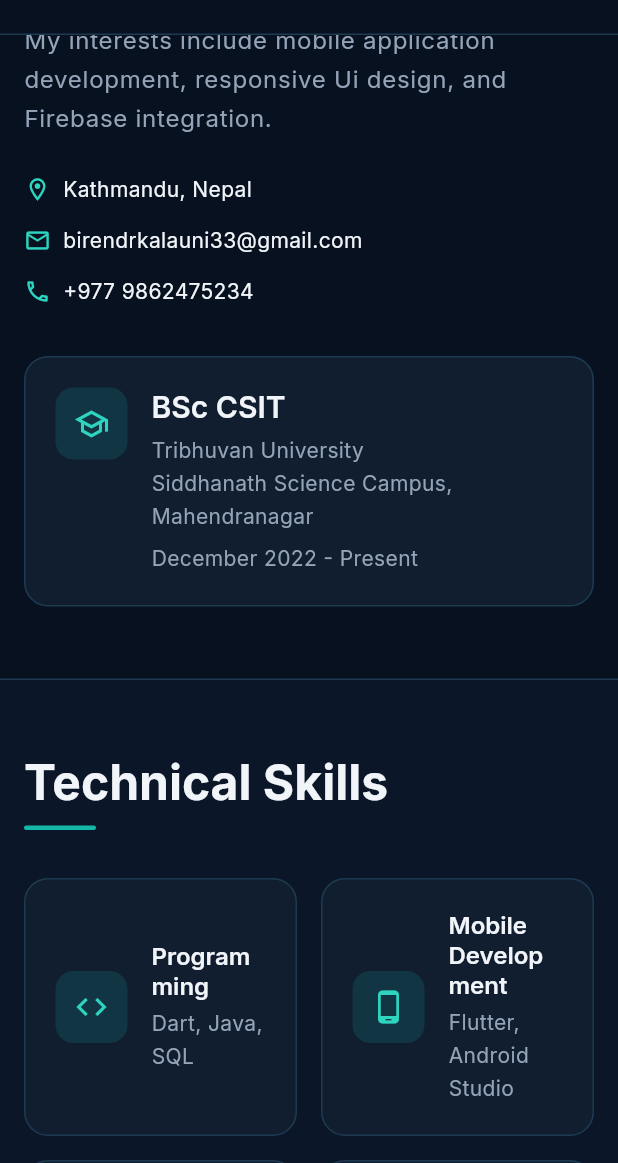
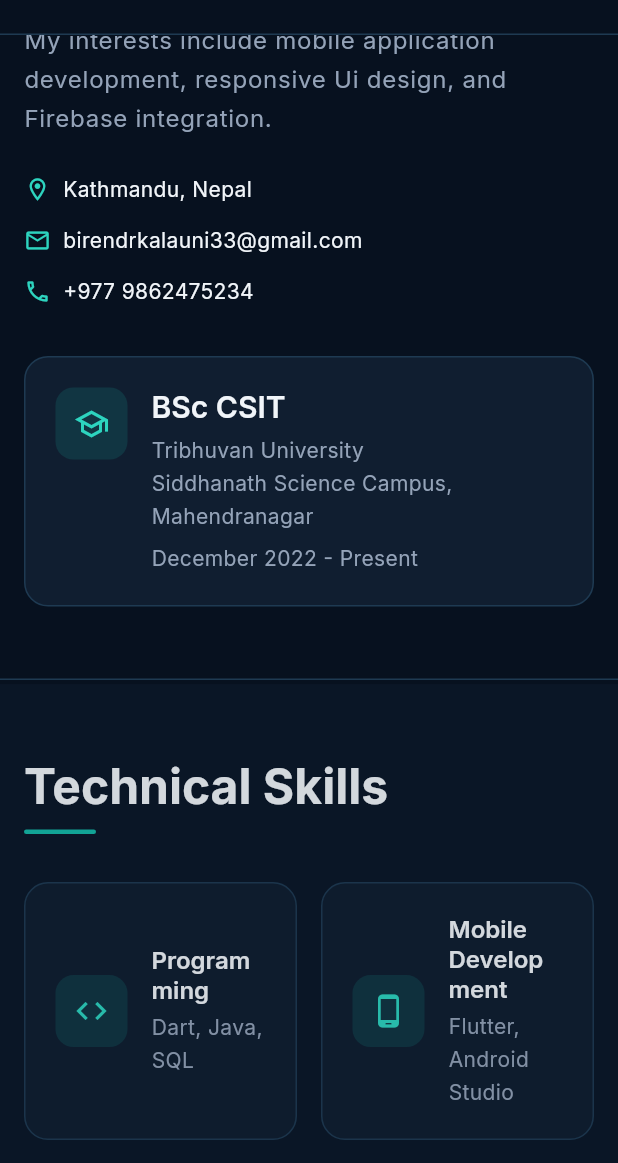
Before and after one commit to birendrakalauni/birendra-kalauni.github.io, a Flutter app: the screen it shows after launch, scrolled down 1152 dp, on a phone screen of 412 x 824 dp, the part 73-1236 px from its top. Run offline on Flutter 3.47's test engine with Material 3 defaults, Android fonts, the phone set to English and light mode, and no system bars; our stand-ins replace font_awesome_flutter, go_router, google_fonts.

Commit message:
feat: polish responsive layout, hover effects and reveal animations

```diff
--- a/lib/core/constants/app_colors.dart
+++ b/lib/core/constants/app_colors.dart
@@ -22,6 +22,11 @@ class AppColors {
   static const Color border = Color(0xFF1E3A52);
   static const Color borderStrong = Color(0xFF334155);
 
-  static const Color tealGlow = Color(0x1214B8A6); // ~7% teal, soft background glow
-  static const Color tealTint = Color(0x2614B8A6); // ~15% teal, icon tile background
+  static const Color tealGlow = Color(
+    0x1214B8A6,
+  ); // ~7% teal, soft background glow
+  static const Color tealTint = Color(
+    0x2614B8A6,
+  ); // ~15% teal, icon tile background
+  static const Color tealClear = Color(0x0014B8A6); // fully transparent teal
 }
--- a/lib/screens/home_screen.dart
+++ b/lib/screens/home_screen.dart
@@ -7,6 +7,7 @@ import 'package:birendra_portfolio/sections/projects_section.dart';
 import 'package:birendra_portfolio/sections/skills_section.dart';
 import 'package:birendra_portfolio/widgets/mobile_menu.dart';
 import 'package:birendra_portfolio/widgets/navbar.dart';
+import 'package:birendra_portfolio/widgets/reveal.dart';
 import 'package:birendra_portfolio/widgets/site_footer.dart';
 import 'package:flutter/material.dart';
 
@@ -34,29 +35,27 @@ class _HomeScreenState extends State<HomeScreen> {
   }
 
   Widget _buildSection(PortfolioSection section) {
-    final key = _sectionKeys[section];
     switch (section) {
       case PortfolioSection.home:
         return HeroSection(
-          key: key,
           onViewProjects: () => _scrollToSection(PortfolioSection.projects),
           onContactMe: () => _scrollToSection(PortfolioSection.contact),
         );
 
       case PortfolioSection.about:
-        return AboutSection(key: key);
+        return const AboutSection();
 
       case PortfolioSection.skills:
-        return SkillsSection(key: key);
+        return const SkillsSection();
 
       case PortfolioSection.projects:
-        return ProjectsSection(key: key);
+        return const ProjectsSection();
 
       case PortfolioSection.experience:
-        return ExperienceSection(key: key);
+        return const ExperienceSection();
 
       case PortfolioSection.contact:
-        return ContactSection(key: key);
+        return const ContactSection();
     }
   }
 
@@ -69,9 +68,11 @@ class _HomeScreenState extends State<HomeScreen> {
         child: Column(
           children: [
             for (final section in PortfolioSection.values)
-              _buildSection(section),
+              Reveal(key: _sectionKeys[section], child: _buildSection(section)),
 
-              SiteFooter(onBackToTop: () => _scrollToSection(PortfolioSection.home))
+            SiteFooter(
+              onBackToTop: () => _scrollToSection(PortfolioSection.home),
+            ),
           ],
         ),
       ),
--- a/lib/sections/hero_section.dart
+++ b/lib/sections/hero_section.dart
@@ -35,11 +35,6 @@ class HeroSection extends StatelessWidget {
         return Container(
           width: double.infinity,
           decoration: const BoxDecoration(
-            gradient: RadialGradient(
-              center: Alignment(0.75, -0.2),
-              radius: 0.9,
-              colors: [AppColors.tealGlow, AppColors.background],
-            ),
             border: Border(bottom: BorderSide(color: AppColors.border)),
           ),
           child: ResponsiveContainer(
--- a/lib/widgets/app_card.dart
+++ b/lib/widgets/app_card.dart
@@ -6,19 +6,24 @@ class AppCard extends StatelessWidget {
     super.key,
     required this.child,
     this.padding = const EdgeInsets.all(20),
+    this.highlighted = false,
   });
 
   final Widget child;
   final EdgeInsetsGeometry padding;
 
+  final bool highlighted;
+
   @override
   Widget build(BuildContext context) {
-    return Container(
+    return AnimatedContainer(
+      duration: const Duration(milliseconds: 200),
+      curve: Curves.easeOut,
       padding: padding,
       decoration: BoxDecoration(
         color: AppColors.card,
         borderRadius: BorderRadius.circular(16),
-        border: Border.all(color: AppColors.border)
+        border: Border.all(color: highlighted ? AppColors.primary : AppColors.border)
       ),
       child: child,
     );
--- /dev/null
+++ b/lib/widgets/hover_builder.dart
@@ -0,0 +1,27 @@
+import 'package:flutter/widgets.dart';
+
+class HoverBuilder extends StatefulWidget {
+  const HoverBuilder({super.key, required this.builder});
+
+  final Widget Function(BuildContext context, bool hovering) builder;
+
+  @override
+  State<HoverBuilder> createState() => _HoverBuilderState();
+}
+
+class _HoverBuilderState extends State<HoverBuilder> {
+  bool _hovering = false;
+
+  void _setHovering(bool value) {
+    if (_hovering != value) setState(() => _hovering = value);
+  }
+
+  @override
+  Widget build(BuildContext context) {
+    return MouseRegion(
+      onEnter: (_) => _setHovering(true),
+      onExit: (_) => _setHovering(false),
+      child: widget.builder(context, _hovering),
+    );
+  }
+}
--- /dev/null
+++ b/lib/widgets/reveal.dart
@@ -0,0 +1,79 @@
+import 'package:flutter/material.dart';
+
+class Reveal extends StatefulWidget {
+  const Reveal({
+    super.key,
+    required this.child,
+    this.duration = const Duration(milliseconds: 600),
+  });
+
+  final Widget child;
+  final Duration duration;
+
+  @override
+  State<Reveal> createState() => _RevealState();
+}
+
+class _RevealState extends State<Reveal> with WidgetsBindingObserver {
+  ScrollPosition? _position;
+  bool _visible = false;
+
+  @override
+  void initState() {
+    super.initState();
+    WidgetsBinding.instance.addObserver(this);
+  }
+
+  @override
+  void didChangeDependencies() {
+    super.didChangeDependencies();
+    _position?.removeListener(_checkVisibility);
+    _position = Scrollable.maybeOf(context)?.position;
+    _position?.addListener(_checkVisibility);
+
+    WidgetsBinding.instance.addPostFrameCallback((_) => _checkVisibility());
+  }
+
+  @override
+  void didChangeMetrics() => _checkVisibility();
+
+  void _checkVisibility() {
+    if (!mounted || _visible) return;
+
+    final renderObject = context.findRenderObject();
+    if (renderObject is! RenderBox || !renderObject.attached) return;
+
+    final top = renderObject.localToGlobal(Offset.zero).dy;
+    final viewportHeight = MediaQuery.sizeOf(context).height;
+
+    if (top < viewportHeight * 0.9) {
+      setState(() => _visible = true);
+    }
+  }
+
+  @override
+  void dispose() {
+    WidgetsBinding.instance.removeObserver(this);
+    _position?.removeListener(_checkVisibility);
+    super.dispose();
+  }
+
+  @override
+  Widget build(BuildContext context) {
+    if (MediaQuery.disableAnimationsOf(context)) return widget.child;
+
+    const curve = Curves.easeOutCubic;
+
+    return AnimatedOpacity(
+      opacity: _visible ? 1 : 0,
+      duration: widget.duration,
+      curve: curve,
+      child: AnimatedSlide(
+        offset: _visible ? Offset.zero : const Offset(0, 0.03),
+        duration: widget.duration,
+        curve: curve,
+        child: widget.child,
+      ),
+    );
+  }
+}
--- a/lib/widgets/skill_card.dart
+++ b/lib/widgets/skill_card.dart
@@ -1,5 +1,6 @@
 import 'package:birendra_portfolio/models/skill_category.dart';
 import 'package:birendra_portfolio/widgets/app_card.dart';
+import 'package:birendra_portfolio/widgets/hover_builder.dart';
 import 'package:birendra_portfolio/widgets/icon_tile.dart';
 import 'package:flutter/material.dart';
 
@@ -12,7 +13,10 @@ class SkillCard extends StatelessWidget {
   Widget build(BuildContext context) {
     final textTheme = Theme.of(context).textTheme;
 
+    return HoverBuilder(
+      builder: (context, hovering) {
         return AppCard(
+          highlighted: hovering,
           child: Row(
             children: [
               IconTile(icon: Icon(category.icon)),
@@ -27,12 +31,17 @@ class SkillCard extends StatelessWidget {
                       style: textTheme.titleLarge?.copyWith(fontSize: 16),
                     ),
                     const SizedBox(height: 4),
-                Text(category.skills.join(', '), style: textTheme.bodyMedium),
+                    Text(
+                      category.skills.join(', '),
+                      style: textTheme.bodyMedium,
+                    ),
                   ],
                 ),
               ),
             ],
           ),
         );
+      },
+    );
   }
 }
```
Also changed, not shown: lib/widgets/hero_visual.dart (+14 -0 lines), lib/widgets/project_card.dart (+11 -0 lines), 1 other file. Lines whose indentation alone changed are shown as unchanged.
